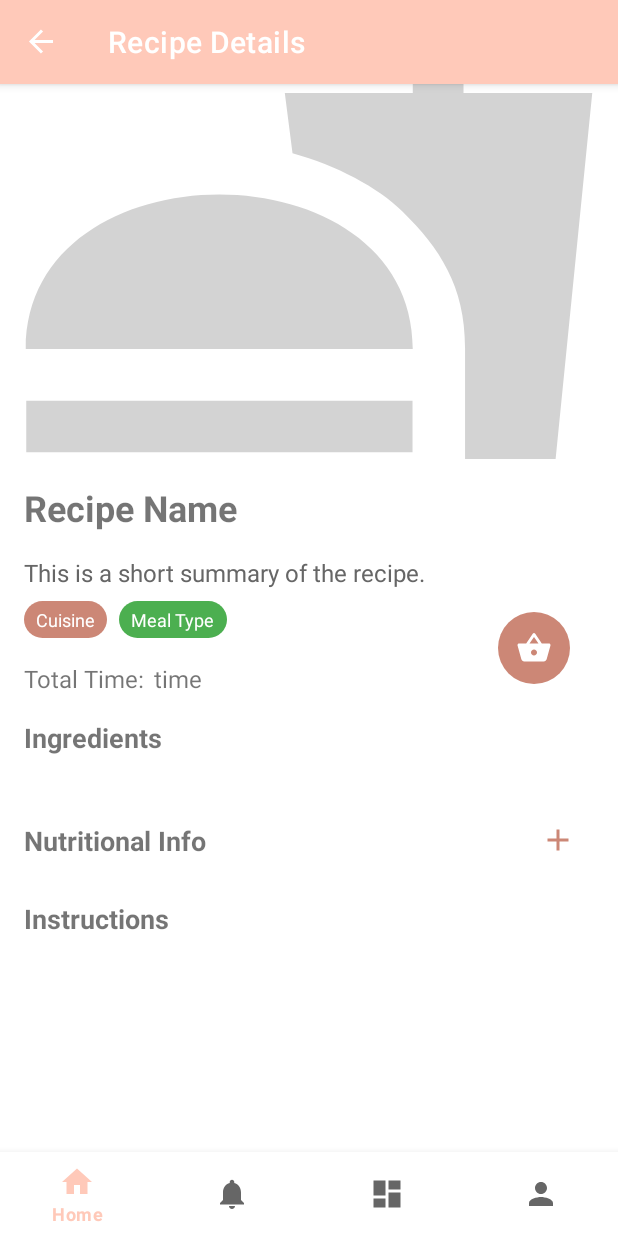
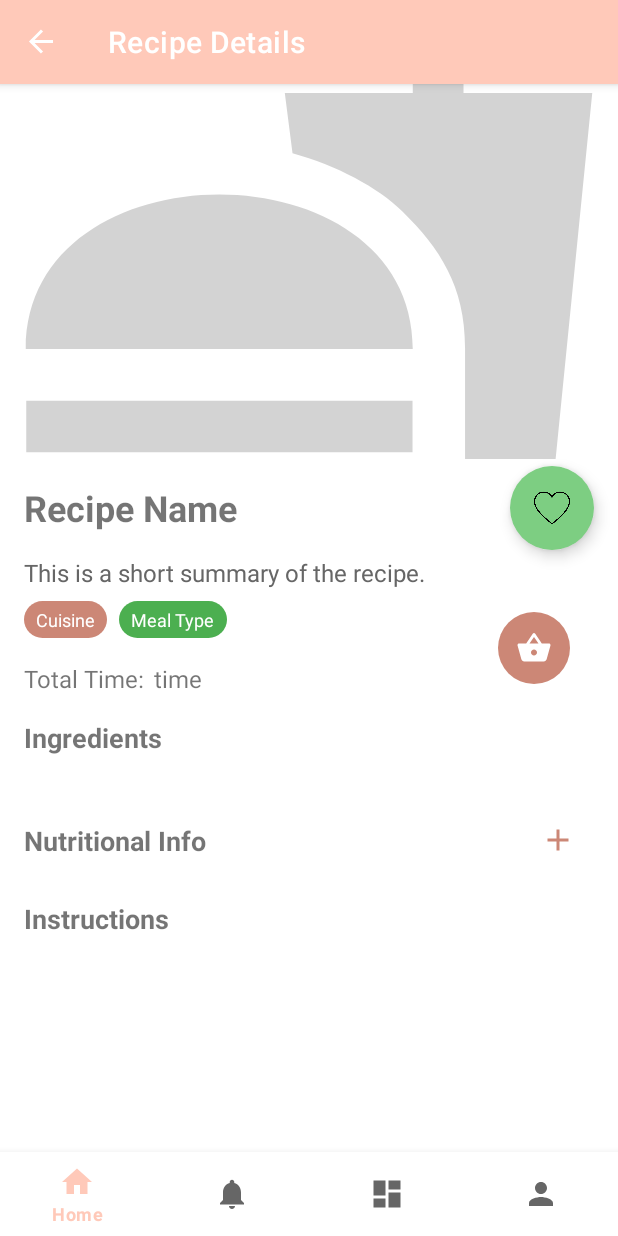
Before and after one commit to mia-a-h/bon_app, an Android app: the RecipeDetailsFragment screen opened through its navigation route, on a phone screen of 412 x 824 dp. Run offline under Robolectric (Android 15) with nearby library versions, the light colour scheme and no system bars; our stand-ins replace Firebase (no records; nobody signed in at launch, a user with empty details on screens opened directly), Room's generated code, navigation-ui; pictures from the network do not load.

Commit message:
added the save recipe feature + button

```diff
--- /dev/null
+++ b/app/src/main/java/com/example/recipe_app/viewmodels/SavedRecipesViewModel.kt
@@ -0,0 +1,41 @@
+package com.example.recipe_app.viewmodels
+
+import androidx.lifecycle.LiveData
+import androidx.lifecycle.MutableLiveData
+import androidx.lifecycle.ViewModel
+import com.example.recipe_app.model.Recipe
+import com.example.recipe_app.ui.services.RecipeSaveService
+
+class SavedRecipesViewModel : ViewModel() {
+    // Instance of our service that handles Firebase operations
+    private val recipeSaveService = RecipeSaveService()
+
+    // MutableLiveData for internal modifications of save status (success/failure)
+    private val _saveStatus = MutableLiveData<Boolean>()
+
+    // Public LiveData that fragments observe to know if save was successful
+    val saveStatus: LiveData<Boolean> = _saveStatus
+
+    // MutableLiveData for internal list of saved recipes
+    private val _savedRecipes = MutableLiveData<List<Recipe>>()
+
+    // Public LiveData that fragments observe to display saved recipes
+    val savedRecipes: LiveData<List<Recipe>> = _savedRecipes
+    // Function to save a recipe
+    fun saveRecipe(recipe: Recipe) {
+        recipeSaveService.saveRecipe(
+            recipe,
+            onSuccess = { _saveStatus.value = true },   // On successful save, set _saveStatus to true
+            onFailure = { _saveStatus.value = false }        // On failure, set _saveStatus to false
+        )
+    }
+
+    // Function to load all saved recipes
+    fun loadSavedRecipes() {
+        recipeSaveService.getSavedRecipes(
+            onSuccess = { _savedRecipes.value = it },   // On success, update _savedRecipes with the loaded recipes
+            onFailure = { _saveStatus.value = false }        // On failure, set _saveStatus to false
+
+        )
+    }
+}
--- /dev/null
+++ b/app/src/main/res/drawable/heart_selector.xml
@@ -0,0 +1,5 @@
+<?xml version="1.0" encoding="utf-8"?>
+<selector xmlns:android="http://schemas.android.com/apk/res/android">
+    <item android:drawable="@drawable/favorite" android:state_selected="true"/>
+    <item android:drawable="@drawable/heart_outline"/>
+</selector>
--- a/app/src/main/res/layout/fragment_recipe_details.xml
+++ b/app/src/main/res/layout/fragment_recipe_details.xml
@@ -243,6 +243,30 @@
                 app:layout_constraintStart_toStartOf="parent"
                 app:layout_constraintEnd_toEndOf="parent" />
 
+<!--            <ImageButton-->
+<!--                android:id="@+id/savebtn"-->
+<!--                android:layout_width="64dp"-->
+<!--                android:layout_height="63dp"-->
+<!--                android:src="@drawable/heart_selector"-->
+<!--                app:layout_constraintEnd_toEndOf="@+id/recipeName"-->
+<!--                app:layout_constraintTop_toBottomOf="@+id/imageView" />-->
+            <com.google.android.material.floatingactionbutton.FloatingActionButton
+                android:id="@+id/favoriteButton"
+                android:layout_width="wrap_content"
+                android:layout_height="wrap_content"
+                android:layout_margin="16dp"
+                android:layout_marginTop="256dp"
+                android:layout_marginEnd="16dp"
+                android:src="@drawable/heart_selector"
+                android:backgroundTint="#7DCE82"
+                app:borderWidth="0dp"
+                app:elevation="6dp"
+                app:tint="@android:color/black"
+                app:fabSize="normal"
+                app:layout_constraintBottom_toBottomOf="@+id/recipeName"
+                app:layout_constraintEnd_toEndOf="parent"
+                app:layout_constraintTop_toTopOf="@+id/recipeName" />
+
         </androidx.constraintlayout.widget.ConstraintLayout>
 
     </androidx.core.widget.NestedScrollView>
```
Also changed, not shown: app/src/main/java/com/example/recipe_app/ui/home/RecipeDetailsFragment.kt (+19 -1 lines), app/src/main/java/com/example/recipe_app/ui/services/RecipeSaveService.kt (added, +35 -0 lines), app/src/main/res/drawable/favorite.png (added), app/src/main/res/drawable/heart_outline.png (added).
